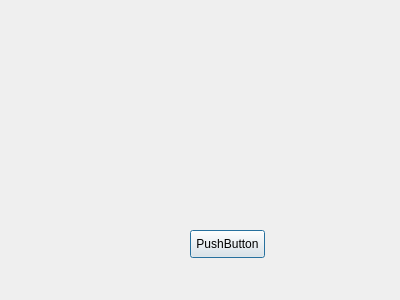
Above: burn.ui from COMU/olric before the change. Below: the same form after it.
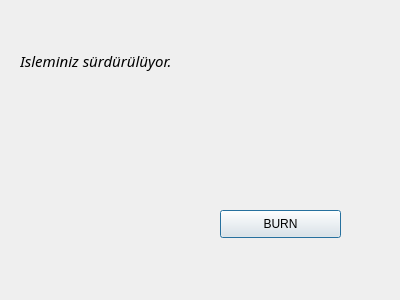
That is the form after the change.

The edit to the form file:
```diff
--- a/burn.ui
+++ b/burn.ui
@@ -15,27 +15,43 @@
   <widget class="QPushButton" name="devamButton" >
    <property name="geometry" >
     <rect>
-     <x>190</x>
-     <y>230</y>
-     <width>75</width>
+     <x>220</x>
+     <y>210</y>
+     <width>121</width>
      <height>28</height>
     </rect>
    </property>
    <property name="text" >
-    <string>PushButton</string>
+    <string>BURN</string>
    </property>
   </widget>
   <widget class="QLabel" name="label" >
    <property name="geometry" >
     <rect>
-     <x>40</x>
-     <y>40</y>
+     <x>20</x>
+     <y>10</y>
      <width>311</width>
      <height>101</height>
     </rect>
    </property>
+   <property name="font" >
+    <font>
+     <family>pardus</family>
+     <pointsize>11</pointsize>
+     <italic>true</italic>
+    </font>
+   </property>
+   <property name="layoutDirection" >
+    <enum>Qt::LeftToRight</enum>
+   </property>
+   <property name="lineWidth" >
+    <number>2</number>
+   </property>
    <property name="text" >
-    <string/>
+    <string>Isleminiz sürdürülüyor.</string>
+   </property>
+   <property name="scaledContents" >
+    <bool>false</bool>
    </property>
   </widget>
  </widget>
```
Left out of the diff: 2 changed lines with no effect on the pictures.
